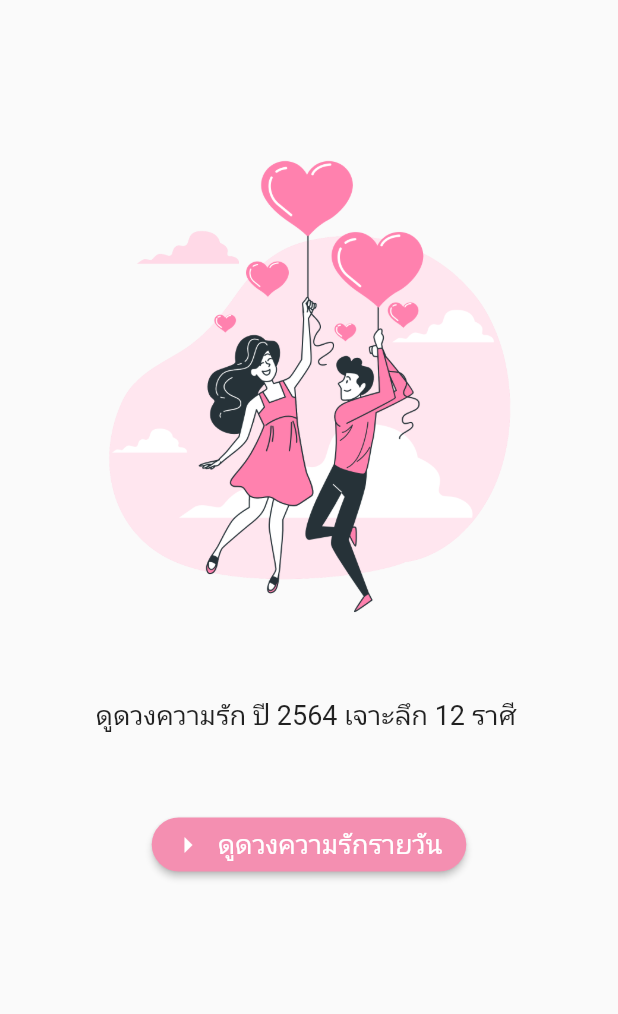
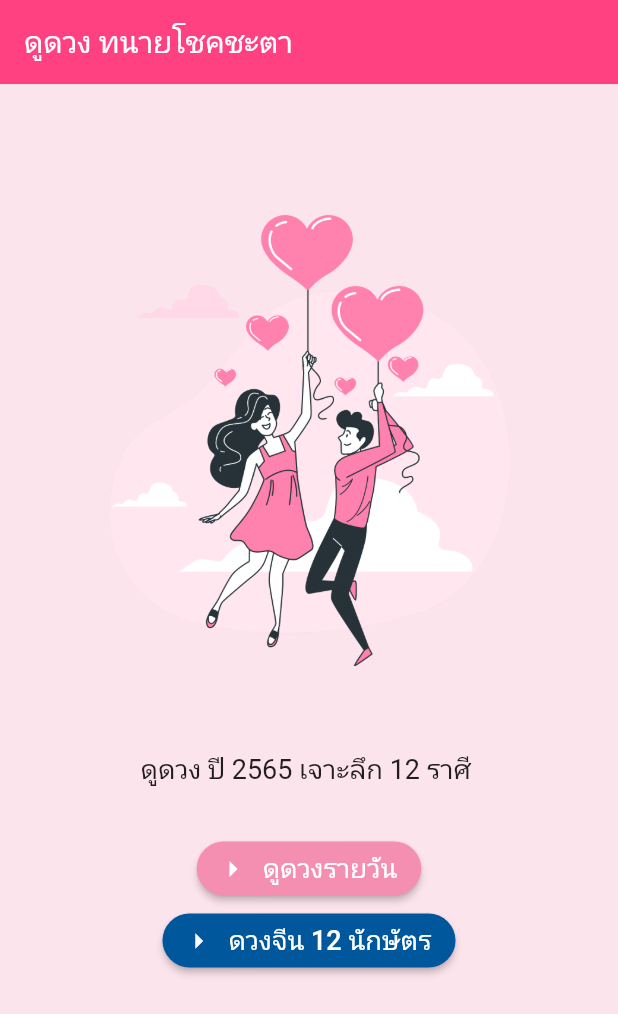
Before and after one commit to KARGOREO/ProFlutter, a Flutter app: the screen it shows after launch, on a phone screen of 412 x 824 dp. Shown: the top 1014 px of the screen. Run offline on Flutter 3.47's test engine with Material 2 defaults, Android fonts, the phone set to English and light mode, and no system bars; our stand-ins replace form_field_validator.

Commit message:
เพิ่มมมม

```diff
--- /dev/null
+++ b/lib/Horoscope/Horoscope.dart
@@ -0,0 +1,73 @@
+import 'package:flutter/material.dart';
+import 'package:flutter_application_1/Horoscope/daily.dart';
+
+class Horoscope extends StatelessWidget {
+  const Horoscope({Key? key}) : super(key: key);
+
+  @override
+  Widget build(BuildContext context) {
+    return Scaffold(
+      appBar: AppBar(
+        title: Text("ดูดวง ทนายโชคชะตา"),
+        backgroundColor: Colors.pinkAccent,
+        elevation: 0,
+      ),
+      backgroundColor: Colors.pink[50],
+      body: Container(
+        padding: const EdgeInsets.all(8.0),
+        child: Form(
+          child: SingleChildScrollView(
+            child: Column(
+                crossAxisAlignment: CrossAxisAlignment.center,
+                children: [
+                  SizedBox(height: 30),
+                  Image.asset(
+                    'images/10.png',
+                  ),
+                  SizedBox(height: 10),
+                  Text(
+                    'ดูดวง ปี 2565 เจาะลึก 12 ราศี ',
+                    style: TextStyle(fontSize: 18),
+                  ),
+                  SizedBox(height: 30),
+                  SizedBox(
+                    child: ElevatedButton.icon(
+                        onPressed: () {
+                          Navigator.push(
+                              context,
+                              MaterialPageRoute(
+                                  builder: (context) => Horoscope2()));
+                        },
+                        icon: Icon(Icons.arrow_right),
+                        style: ElevatedButton.styleFrom(
+                            primary: Colors.pink[200],
+                            shape: new RoundedRectangleBorder(
+                              borderRadius: new BorderRadius.circular(30.0),
+                            )),
+                        label: Text(
+                          "ดูดวงรายวัน",
+                          style: TextStyle(fontSize: 18),
+                        )),
+                  ),
+                  SizedBox(height: 0),
+                  SizedBox(
+                    child: ElevatedButton.icon(
+                        onPressed: () {},
+                        icon: Icon(Icons.arrow_right),
+                        style: ElevatedButton.styleFrom(
+                            primary: Colors.lightBlue[900],
+                            shape: new RoundedRectangleBorder(
+                              borderRadius: new BorderRadius.circular(30.0),
+                            )),
+                        label: Text(
+                          "ดวงจีน 12 นักษัตร",
+                          style: TextStyle(fontSize: 18),
+                        )),
+                  ),
+                ]),
+          ),
+        ),
+      ),
+    );
+  }
+}
--- a/lib/index/Horoscope.dart
+++ /dev/null
@@ -1,46 +0,0 @@
-import 'package:flutter/material.dart';
-
-class Horoscope extends StatelessWidget {
-  const Horoscope({Key? key}) : super(key: key);
-
-  @override
-  Widget build(BuildContext context) {
-    return Scaffold(
-      body: Container(
-        padding: const EdgeInsets.all(8.0),
-        child: Form(
-          child: SingleChildScrollView(
-            child: Column(
-                crossAxisAlignment: CrossAxisAlignment.center,
-                children: [
-                  SizedBox(height: 50),
-                  Image.asset(
-                    'images/10.png',
-                  ),
-                  SizedBox(height: 10),
-                  Text(
-                    'ดูดวงความรัก ปี 2564 เจาะลึก 12 ราศี ',
-                    style: TextStyle(fontSize: 18),
-                  ),
-                  SizedBox(height: 50),
-                  SizedBox(
-                    child: ElevatedButton.icon(
-                        onPressed: () {},
-                        icon: Icon(Icons.arrow_right),
-                        style: ElevatedButton.styleFrom(
-                            primary: Colors.pink[200],
-                            shape: new RoundedRectangleBorder(
-                              borderRadius: new BorderRadius.circular(30.0),
-                            )),
-                        label: Text(
-                          "ดูดวงความรักรายวัน",
-                          style: TextStyle(fontSize: 18),
-                        )),
-                  ),
-                ]),
-          ),
-        ),
-      ),
-    );
-  }
-}
--- a/lib/main.dart
+++ b/lib/main.dart
@@ -6,7 +6,7 @@ import 'package:flutter_application_1/index/search.dart';
 import 'package:flutter_application_1/screen/home.dart';
 
 import 'package:flutter_application_1/index/Hom1.dart';
-import 'package:flutter_application_1/index/Horoscope.dart';
+import 'package:flutter_application_1/Horoscope/Horoscope.dart';
 
 void main() {
   runApp(const MyApp());
--- a/lib/screen/home.dart
+++ b/lib/screen/home.dart
@@ -2,7 +2,7 @@ import 'package:flutter/material.dart';
 
 import 'package:flutter_application_1/api/natwortking/login.dart';
 import 'package:flutter_application_1/index/Hom1.dart';
-import 'package:flutter_application_1/index/Horoscope.dart';
+import 'package:flutter_application_1/Horoscope/Horoscope.dart';
 import 'package:flutter_application_1/index/search.dart';
 import 'package:flutter_application_1/profileApi.dart';
 
```
Also changed, not shown: lib/Horoscope/daily.dart (added, +27 -0 lines), lib/Horoscope/Zodiac.dart (added).
